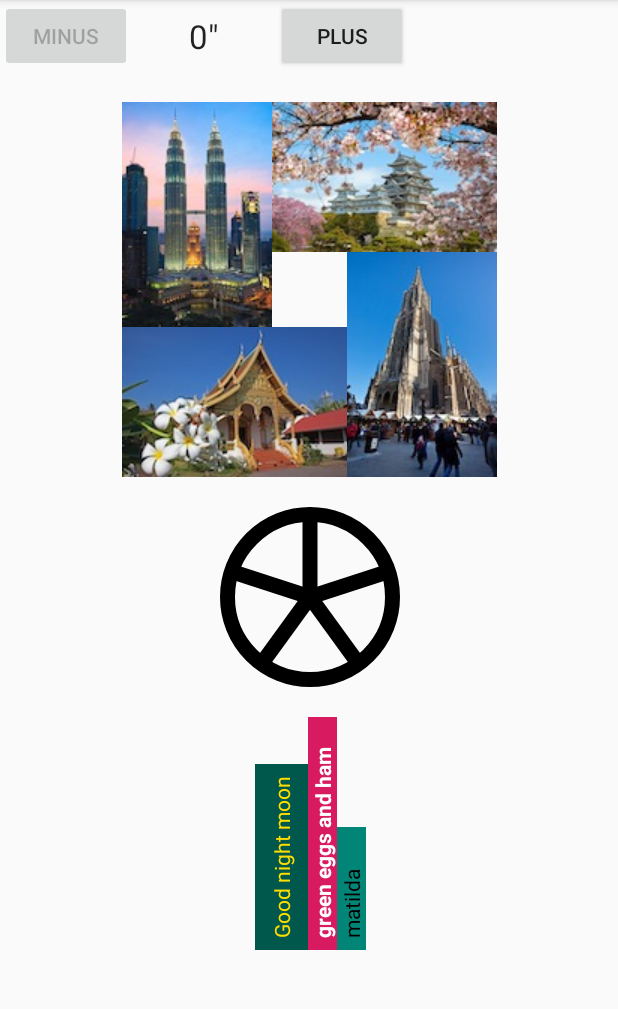
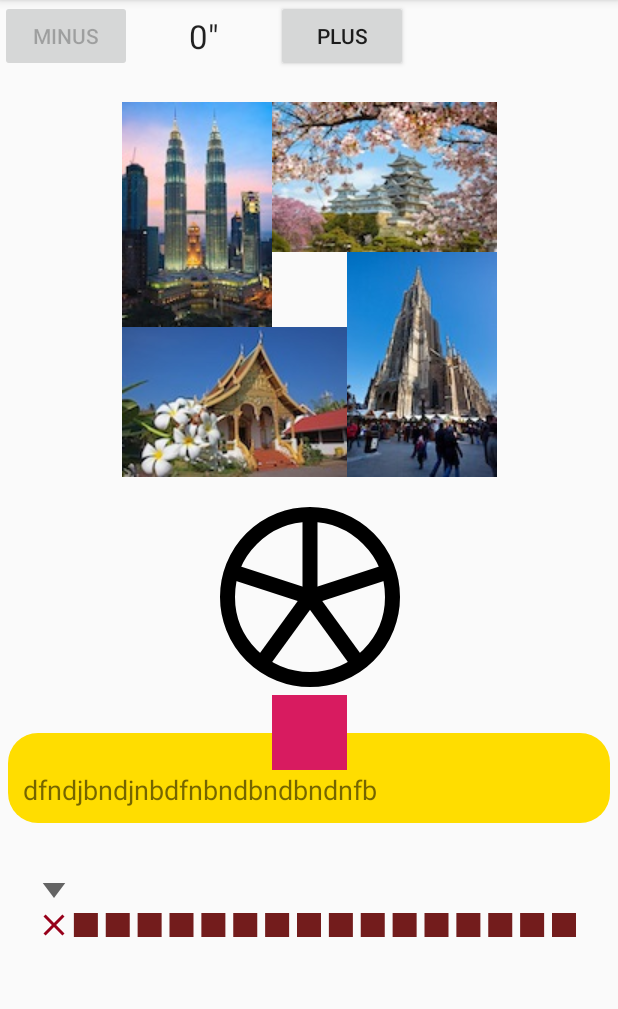
Before and after one commit to amoetaz/CustomViewsDemo, an Android app: the screen it shows after launch (MainActivity), on a phone screen of 412 x 824 dp, the part 84-1093 px from its top. Run offline under Robolectric (Android 15) with nearby library versions, the phone set to English and light mode, and no system bars.

Commit message:
create colorslider custom view

```diff
--- /dev/null
+++ b/app/src/main/java/com/moetaz/customviewsdemo/ColorSlider.kt
@@ -0,0 +1,122 @@
+package com.moetaz.customviewsdemo
+
+import android.content.Context
+import android.graphics.Canvas
+import android.graphics.Color
+import android.graphics.Paint
+import android.graphics.drawable.Drawable
+import android.util.AttributeSet
+import android.util.TypedValue
+import android.widget.SeekBar
+import androidx.appcompat.widget.AppCompatSeekBar
+import androidx.core.content.ContextCompat
+import java.util.jar.Attributes
+
+class ColorSlider @JvmOverloads constructor(
+    context: Context, attributes: AttributeSet? = null
+    , defStyleAttr: Int = R.attr.seekBarStyle
+) : AppCompatSeekBar(context, attributes, defStyleAttr) {
+    private var colors: ArrayList<Int> = arrayListOf(Color.BLACK, Color.BLUE, Color.DKGRAY)
+    val w = getPixelValuesFromDP(16f)
+    val h = getPixelValuesFromDP(16f)
+    val halfW = if (w >= 0) w / 2f else 1f
+    val halfH = if (h >= 0) h / 2f else 1f
+    val paint = Paint()
+    private var drawable: Drawable? = null
+        set(value) {
+            w2 = value?.intrinsicWidth ?: 0
+            h2 = value?.intrinsicHeight ?: 0
+            halfW2 = if (w2 >= 0) w2 / 2 else 1
+            halfH2 = if (h2 >= 0) h2 / 2 else 1
+            value?.setBounds(-halfW2, -halfH2, halfW2, halfH2)
+            field = value
+        }
+    var w2 = 0
+    var h2 = 0
+    var halfW2 = 1
+    var halfH2 = 1
+
+    init {
+        val typeArray = context.obtainStyledAttributes(attributes, R.styleable.ColorSlider);
+        try {
+            colors = typeArray.getTextArray(R.styleable.ColorSlider_colors)
+                .map {
+                    Color.parseColor(it.toString())
+                } as ArrayList<Int>
+
+        } finally {
+            typeArray.recycle()
+        }
+        colors.add(0, android.R.color.transparent)
+        max = colors.size - 1
+        progressBackgroundTintList =
+            ContextCompat.getColorStateList(context, android.R.color.transparent)
+        progressTintList = ContextCompat.getColorStateList(context, android.R.color.transparent)
+        splitTrack = false
+        setPadding(paddingLeft, paddingTop, paddingRight, paddingBottom + getPixelValuesFromDP(16f).toInt())
+        thumb = context.getDrawable(R.drawable.ic_arrow)
+        drawable = context.getDrawable(R.drawable.ic_remove)
+        setOnSeekBarChangeListener(object : OnSeekBarChangeListener {
+            override fun onProgressChanged(seekBar: SeekBar?, progress: Int, fromUser: Boolean) {
+                listeners.forEach {
+                    it(colors[progress])
+                }
+            }
+
+            override fun onStartTrackingTouch(seekBar: SeekBar?) {
+            }
+
+            override fun onStopTrackingTouch(seekBar: SeekBar?) {
+            }
+        })
+    }
+
+    var selectedColorValue: Int = android.R.color.transparent
+        set(value) {
+            var index = colors.indexOf(value)
+            if (index == -1) {
+                progress = 0
+            } else {
+                progress = index
+            }
+        }
+
+    override fun onDraw(canvas: Canvas?) {
+        super.onDraw(canvas)
+        drawTickMarks(canvas)
+    }
+
+    private fun drawTickMarks(canvas: Canvas?) {
+        canvas?.let {
+            val count = colors.size
+            val saveCount = canvas.save()
+            canvas.translate(paddingLeft.toFloat(), (height / 2).toFloat() + getPixelValuesFromDP(16f))
+
+            if (count > 1) {
+                for (i in 0 until count) {
+
+                    val spacing = (width - paddingLeft - paddingRight) / (count - 1).toFloat()
+                    if (i == 0) {
+                        drawable?.draw(canvas)
+                    } else {
+                        paint.color = colors[i]
+                        canvas.drawRect(-halfW, -halfH, halfW, halfH, paint)
+                    }
+
+                    canvas.translate(spacing, 0f)
+
+                }
+                canvas.restoreToCount(saveCount)
+            }
+        }
+    }
+
+    private var listeners: ArrayList<(Int) -> Unit> = arrayListOf()
+    fun addListener(function: (Int) -> Unit) {
+        listeners.add(function)
+    }
+
+    private fun getPixelValuesFromDP(value : Float) : Float{
+        return TypedValue.applyDimension(TypedValue.COMPLEX_UNIT_DIP , value , context.resources.displayMetrics)
+    }
+}
--- a/app/src/main/java/com/moetaz/customviewsdemo/MainActivity.kt
+++ b/app/src/main/java/com/moetaz/customviewsdemo/MainActivity.kt
@@ -2,11 +2,16 @@ package com.moetaz.customviewsdemo
 
 import androidx.appcompat.app.AppCompatActivity
 import android.os.Bundle
+import kotlinx.android.synthetic.main.activity_main.*
 
 class MainActivity : AppCompatActivity() {
 
     override fun onCreate(savedInstanceState: Bundle?) {
         super.onCreate(savedInstanceState)
         setContentView(R.layout.activity_main)
+
+        color_selector.addListener {
+
+        }
     }
 }
--- a/app/src/main/java/com/moetaz/customviewsdemo/PizzaView.kt
+++ b/app/src/main/java/com/moetaz/customviewsdemo/PizzaView.kt
@@ -24,6 +24,7 @@ class PizzaView : View {
             strokeWidth = array.getDimensionPixelSize(R.styleable.PizzaView_stroke_width , strokeWidth)
             color = array.getColor(R.styleable.PizzaView_color , color)
             numWedges = array.getInt(R.styleable.PizzaView_num_wedges , numWedges)
+            array.recycle()
         }
 
         paint = Paint(Paint.ANTI_ALIAS_FLAG)
--- /dev/null
+++ b/app/src/main/java/com/moetaz/customviewsdemo/ToastView.kt
@@ -0,0 +1,20 @@
+package com.moetaz.customviewsdemo
+
+import android.content.Context
+import android.util.AttributeSet
+import android.view.LayoutInflater
+import androidx.constraintlayout.widget.ConstraintLayout
+
+class ToastView @JvmOverloads constructor(
+    context: Context, attrs: AttributeSet? = null, defStyleAttr: Int = 0
+) : ConstraintLayout(context, attrs, defStyleAttr) {
+
+    init {
+        init()
+    }
+
+    private fun init(){
+        val infalter = LayoutInflater.from(context)
+        infalter.inflate(R.layout.toast_view_layout, this)
+    }
+}
--- /dev/null
+++ b/app/src/main/res/drawable-anydpi/ic_android.xml
@@ -0,0 +1,11 @@
+<vector xmlns:android="http://schemas.android.com/apk/res/android"
+    android:width="24dp"
+    android:height="24dp"
+    android:viewportWidth="24"
+    android:viewportHeight="24"
+    android:tint="#000000"
+    android:alpha="0.8">
+    <path
+        android:pathData="M17.6,11.48 L19.44,8.3a0.63,0.63 0,0 0,-1.09 -0.63l-1.88,3.24a11.43,11.43 0,0 0,-8.94 0L5.65,7.67a0.63,0.63 0,0 0,-1.09 0.63L6.4,11.48A10.81,10.81 0,0 0,1 20L23,20A10.81,10.81 0,0 0,17.6 11.48ZM7,17.25A1.25,1.25 0,1 1,8.25 16,1.25 1.25,0 0,1 7,17.25ZM17,17.25A1.25,1.25 0,1 1,18.25 16,1.25 1.25,0 0,1 17,17.25Z"
+        android:fillColor="#FF000000"/>
+</vector>
--- /dev/null
+++ b/app/src/main/res/drawable/ic_arrow.xml
@@ -0,0 +1,10 @@
+<vector xmlns:android="http://schemas.android.com/apk/res/android"
+    android:width="36dp"
+    android:height="48dp"
+    android:viewportWidth="24"
+    android:viewportHeight="24"
+    android:tint="?attr/colorControlNormal">
+  <path
+      android:fillColor="@android:color/black"
+      android:pathData="M7,10l5,5 5,-5z"/>
+</vector>
--- /dev/null
+++ b/app/src/main/res/drawable/ic_remove.xml
@@ -0,0 +1,5 @@
+<vector android:height="24dp" android:tint="#97001A"
+    android:viewportHeight="24" android:viewportWidth="24"
+    android:width="24dp" xmlns:android="http://schemas.android.com/apk/res/android">
+    <path android:fillColor="@android:color/white" android:pathData="M19,6.41L17.59,5 12,10.59 6.41,5 5,6.41 10.59,12 5,17.59 6.41,19 12,13.41 17.59,19 19,17.59 13.41,12z"/>
+</vector>
--- /dev/null
+++ b/app/src/main/res/drawable/raduis_shape.xml
@@ -0,0 +1,6 @@
+<?xml version="1.0" encoding="utf-8"?>
+<shape android:shape="rectangle" xmlns:android="http://schemas.android.com/apk/res/android">
+
+    <corners android:radius="20dp"/>
+    <solid android:color="@color/yellow"/>
+</shape>
--- a/app/src/main/res/layout/activity_main.xml
+++ b/app/src/main/res/layout/activity_main.xml
@@ -1,18 +1,25 @@
 <?xml version="1.0" encoding="utf-8"?>
-<androidx.constraintlayout.widget.ConstraintLayout xmlns:android="http://schemas.android.com/apk/res/android"
+<ScrollView
+    android:fillViewport="true"
+    xmlns:android="http://schemas.android.com/apk/res/android"
     xmlns:app="http://schemas.android.com/apk/res-auto"
     xmlns:tools="http://schemas.android.com/tools"
     android:layout_width="match_parent"
     android:layout_height="match_parent"
+    >
+
+    <androidx.constraintlayout.widget.ConstraintLayout
+
+        android:layout_width="match_parent"
+        android:layout_height="wrap_content"
         tools:context=".MainActivity">
-
 
         <com.moetaz.customviewsdemo.LengthPiker
             android:id="@+id/piker"
             android:layout_width="wrap_content"
             android:layout_height="wrap_content"
             app:layout_constraintStart_toStartOf="parent"
-        app:layout_constraintTop_toTopOf="parent"/>
+            app:layout_constraintTop_toTopOf="parent" />
 
         <com.moetaz.customviewsdemo.PhotoSpiral
             android:id="@+id/photo_spiral"
@@ -22,20 +29,23 @@
             app:layout_constraintStart_toStartOf="parent"
             app:layout_constraintTop_toBottomOf="@id/piker"
             android:layout_width="wrap_content"
-        android:layout_height="wrap_content"
-         >
+            android:layout_height="wrap_content">
+
             <ImageView
                 android:layout_width="wrap_content"
                 android:layout_height="wrap_content"
                 android:src="@drawable/petronas_twin_tower" />
+
             <ImageView
                 android:layout_width="wrap_content"
                 android:layout_height="wrap_content"
                 android:src="@drawable/himeji" />
+
             <ImageView
                 android:layout_width="wrap_content"
                 android:layout_height="wrap_content"
                 android:src="@drawable/ulm" />
+
             <ImageView
                 android:layout_width="wrap_content"
                 android:layout_height="wrap_content"
@@ -51,9 +61,11 @@
             app:color="#000"
             android:id="@+id/pizza"
             app:stroke_width="10dp"
-        android:layout_height="120dp"/>
+            android:layout_height="120dp" />
 
         <com.moetaz.customviewsdemo.SideWaysLayout
+            android:id="@+id/sideways"
+            android:visibility="gone"
             app:layout_constraintStart_toStartOf="@id/pizza"
             app:layout_constraintEnd_toEndOf="@id/pizza"
             android:layout_marginTop="20dp"
@@ -61,7 +73,8 @@
             android:layout_width="wrap_content"
             android:layout_height="wrap_content"
             android:layout_gravity="center"
-        android:orientation="vertical" >
+            android:orientation="vertical">
+
             <TextView
                 android:layout_width="wrap_content"
                 android:layout_height="wrap_content"
@@ -69,6 +82,7 @@
                 android:textColor="@color/yellow"
                 android:background="@color/colorPrimaryDark"
                 android:text="@string/good_night_moon" />
+
             <TextView
                 android:layout_width="wrap_content"
                 android:layout_height="wrap_content"
@@ -78,14 +92,36 @@
                 android:background="@color/colorAccent"
                 android:textStyle="bold"
                 android:text="@string/green_eggs_and_ham" />
+
             <TextView
                 android:layout_width="wrap_content"
                 android:layout_height="wrap_content"
-            android:paddingLeft="8dp"
-            android:paddingRight="28dp"
+                android:paddingStart="8dp"
+                android:paddingEnd="28dp"
                 android:textColor="@android:color/black"
                 android:background="@color/colorPrimary"
                 android:text="@string/matilda" />
         </com.moetaz.customviewsdemo.SideWaysLayout>
 
+        <com.moetaz.customviewsdemo.ToastView
+            android:visibility="visible"
+            android:id="@+id/toast"
+            android:layout_margin="5dp"
+            app:layout_constraintStart_toStartOf="@id/sideways"
+            app:layout_constraintEnd_toEndOf="@id/sideways"
+            app:layout_constraintTop_toBottomOf="@id/sideways"
+            android:layout_width="match_parent"
+            android:layout_height="wrap_content"/>
+
+        <com.moetaz.customviewsdemo.ColorSlider
+            android:id="@+id/color_selector"
+            app:layout_constraintTop_toBottomOf="@id/toast"
+            app:layout_constraintEnd_toEndOf="parent"
+            android:layout_margin="20dp"
+            android:max="8"
+            app:layout_constraintStart_toStartOf="parent"
+            android:layout_width="match_parent"
+            app:colors="@array/slider_colors"
+            android:layout_height="wrap_content"/>
     </androidx.constraintlayout.widget.ConstraintLayout>
+</ScrollView>
--- /dev/null
+++ b/app/src/main/res/layout/toast_view_layout.xml
@@ -0,0 +1,40 @@
+<?xml version="1.0" encoding="utf-8"?>
+<androidx.constraintlayout.widget.ConstraintLayout xmlns:android="http://schemas.android.com/apk/res/android"
+    android:layout_width="match_parent"
+    xmlns:app="http://schemas.android.com/apk/res-auto"
+    android:background="@android:color/transparent"
+    android:layout_height="wrap_content">
+
+
+    <androidx.constraintlayout.widget.ConstraintLayout
+        android:background="@drawable/raduis_shape"
+        android:layout_marginTop="25dp"
+        app:layout_constraintStart_toStartOf="parent"
+        app:layout_constraintEnd_toEndOf="parent"
+        app:layout_constraintTop_toTopOf="parent"
+        android:layout_width="match_parent"
+        android:layout_height="wrap_content">
+
+        <TextView
+            android:paddingBottom="10dp"
+            android:paddingTop="25dp"
+            android:paddingStart="10dp"
+            android:paddingEnd="10dp"
+            app:layout_constraintTop_toTopOf="parent"
+            android:text="dfndjbndjnbdfnbndbndbndnfb"
+            android:textSize="18sp"
+            app:layout_constraintStart_toStartOf="parent"
+            app:layout_constraintEnd_toEndOf="parent"
+            android:layout_width="0dp"
+            android:layout_height="wrap_content"/>
+    </androidx.constraintlayout.widget.ConstraintLayout>
+
+    <ImageView
+        app:layout_constraintTop_toTopOf="parent"
+        android:background="@color/colorAccent"
+        app:layout_constraintStart_toStartOf="parent"
+        app:layout_constraintEnd_toEndOf="parent"
+        android:id="@+id/image"
+        android:layout_width="50dp"
+        android:layout_height="50dp"/>
+</androidx.constraintlayout.widget.ConstraintLayout>
--- a/app/src/main/res/values/attrs.xml
+++ b/app/src/main/res/values/attrs.xml
@@ -5,4 +5,8 @@
         <attr name="stroke_width" format="dimension"/>
         <attr name="color" format="color"/>
     </declare-styleable>
+
+    <declare-styleable name="ColorSlider">
+        <attr name="colors" format="reference"/>
+    </declare-styleable>
 </resources>
--- a/app/src/main/res/values/strings.xml
+++ b/app/src/main/res/values/strings.xml
@@ -5,4 +5,24 @@
     <string name="good_night_moon">Good night moon</string>
     <string name="green_eggs_and_ham">green eggs and ham</string>
     <string name="matilda">matilda</string>
+
+    <string-array name="slider_colors">
+        <item>#731C1C</item>
+        <item>#731C1C</item>
+        <item>#731C1C</item>
+        <item>#731C1C</item>
+        <item>#731C1C</item>
+        <item>#731C1C</item>
+        <item>#731C1C</item>
+        <item>#731C1C</item>
+        <item>#731C1C</item>
+        <item>#731C1C</item>
+        <item>#731C1C</item>
+        <item>#731C1C</item>
+        <item>#731C1C</item>
+        <item>#731C1C</item>
+        <item>#731C1C</item>
+        <item>#731C1C</item>
+
+    </string-array>
 </resources>
```
Also changed, not shown: app/src/main/res/drawable-hdpi/ic_android.png (added), app/src/main/res/drawable-mdpi/ic_android.png (added), app/src/main/res/drawable-xhdpi/ic_android.png (added), app/src/main/res/drawable-xxhdpi/ic_android.png (added). Lines whose indentation alone changed are shown as unchanged.
